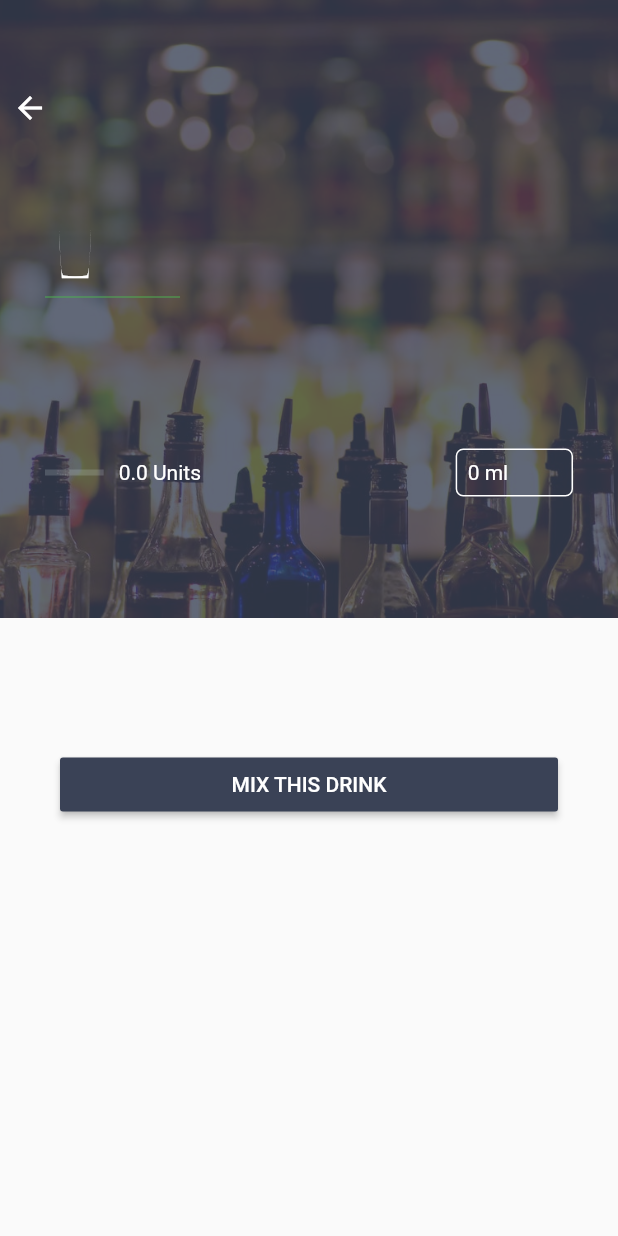
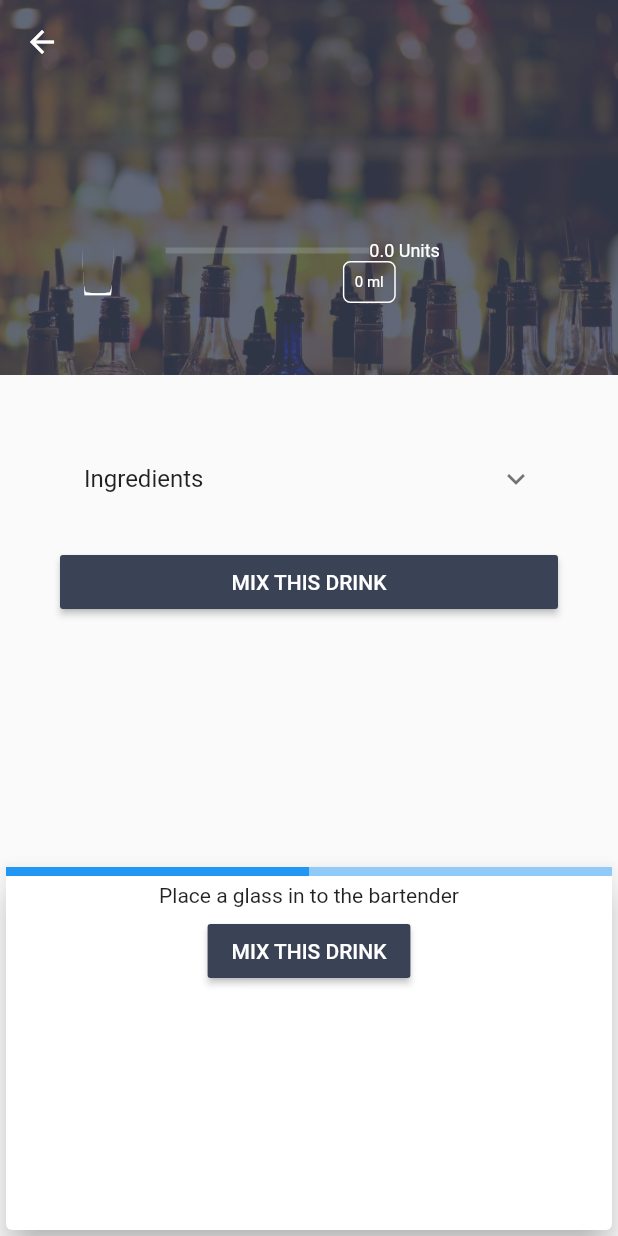
Before and after one commit to paperclipmonkey/patron, a Flutter app: the RecipePage screen opened directly with empty values, after a tap on "MIX THIS DRINK", on a phone screen of 412 x 824 dp. Run offline on Flutter 3.47's test engine with Material 2 defaults, Android fonts, the phone set to English and light mode, and no system bars; drawn by our look-alikes of flutter_markdown; missing offline and left inert: preferences; network calls fail.

```diff
--- a/lib/recipePage.dart
+++ b/lib/recipePage.dart
@@ -3,6 +3,7 @@ import 'dart:convert';
 import 'package:drinksmaker/customIcons.dart';
 import 'package:drinksmaker/recipe.dart';
 import 'package:flutter/material.dart';
+import 'package:flutter_markdown/flutter_markdown.dart';
 import 'package:web_socket_channel/web_socket_channel.dart';
 
 // Wrap a Recipe in an order request
@@ -17,15 +18,62 @@ class OrderRequest {
       };
 }
 
+class MixButton extends StatelessWidget {
+  final Recipe recipe;
+  final WebSocketChannel channel;
+
+  MixButton({Key key, this.recipe, this.channel}) : super(key: key);
+
+  orderDrink() {
+    channel.sink.add(json.encode(OrderRequest(recipe)));
+  }
+
+  @override
+  Widget build(BuildContext context) {
+    return Container(
+        padding: EdgeInsets.symmetric(vertical: 16.0),
+        width: MediaQuery.of(context).size.width,
+        child: RaisedButton(
+          onPressed: () {
+            showBottomSheet(
+                context: context,
+                builder: (context) => Container(
+                      width: MediaQuery.of(context).size.width,
+                      height: 250,
+                      child: Card(
+                          elevation: 10,
+                          child: Column(children: [
+                            LinearProgressIndicator(
+                              value: 0.5,
+                              minHeight: 6,
+                            ),
+                            Container(
+                                padding: EdgeInsets.symmetric(
+                                    horizontal: 5.0, vertical: 5.0),
+                                child: MarkdownBody(
+                                    data: recipe.pre.isNotEmpty
+                                        ? recipe.pre
+                                        : 'Place a glass in to the bartender')),
+                            RaisedButton(
+                              onPressed: orderDrink,
+                              color: Color.fromRGBO(58, 66, 86, 1.0),
+                              child: Text("MIX THIS DRINK",
+                                  style: TextStyle(color: Colors.white)),
+                            )
+                          ])),
+                    ));
+          },
+          color: Color.fromRGBO(58, 66, 86, 1.0),
+          child: Text("MIX THIS DRINK", style: TextStyle(color: Colors.white)),
+        ));
+  }
+}
+
 class RecipePage extends StatelessWidget {
   final Recipe recipe;
   final WebSocketChannel channel;
 
   RecipePage({Key key, this.recipe, this.channel}) : super(key: key);
-
-  orderDrink() {
-    channel.sink.add(json.encode(OrderRequest(recipe)));
-  }
 
   @override
   Widget build(BuildContext context) {
@@ -43,7 +91,7 @@ class RecipePage extends StatelessWidget {
                 flex: 4,
                 child: Padding(
                     padding: EdgeInsets.only(left: 0.0),
-                    child: Text(ingredient.amount.toString(),
+                    child: Text(ingredient.amount.toString() + ' ml',
                         style: TextStyle(color: Colors.white))),
               )
             ],
@@ -59,58 +107,62 @@ class RecipePage extends StatelessWidget {
           ),
         );
 
-    final levelIndicator = Container(
+    final unitsIndicator = Container(
       child: Container(
         child: LinearProgressIndicator(
             backgroundColor: Color.fromRGBO(209, 224, 224, 0.2),
             value: recipe.units / 10, // 1 - 10 = 0.1 - 1
-            valueColor: AlwaysStoppedAnimation(Colors.green)),
+            valueColor: AlwaysStoppedAnimation(Color.lerp(
+                Colors.green[300], Colors.red[300], recipe.units / 10))),
       ),
     );
 
-    final coursePrice = Container(
+    final volumeLabel = Container(
       padding: const EdgeInsets.all(7.0),
       decoration: new BoxDecoration(
           border: new Border.all(color: Colors.white),
           borderRadius: BorderRadius.circular(5.0)),
       child: new Text(
         recipe.volume().toString() + " ml",
-        style: TextStyle(color: Colors.white),
+        style: TextStyle(fontSize: 10, color: Colors.white),
       ),
     );
 
     final topContentText = Column(
       crossAxisAlignment: CrossAxisAlignment.start,
       children: <Widget>[
-        SizedBox(height: 120.0),
-        Icon(
+        SizedBox(height: 130.0), // Height above
+        Row(
+          mainAxisAlignment: MainAxisAlignment.start,
+          children: <Widget>[
+            Expanded(
+              flex: 1,
+              child: Icon(
                 CustomIcons.getIcon(recipe.glass),
                 color: Colors.white,
                 size: 40.0,
               ),
-        Container(
-          width: 90.0,
-          child: new Divider(color: Colors.green),
             ),
-        SizedBox(height: 10.0),
-        Text(
-          recipe.name,
-          style: TextStyle(color: Colors.white, fontSize: 45.0),
-        ),
-        SizedBox(height: 30.0),
-        Row(
-          mainAxisAlignment: MainAxisAlignment.start,
-          children: <Widget>[
-            Expanded(flex: 1, child: levelIndicator),
             Expanded(
-                flex: 6,
+                flex: 4,
                 child: Padding(
                     padding: EdgeInsets.only(left: 10.0),
+                    child: Column(
+                      children: [
+                        Row(
+                          children: [
+                            Expanded(child: unitsIndicator),
+                            Expanded(
                                 child: Text(
                                   recipe.units.toString() + ' Units',
-                      style: TextStyle(color: Colors.white),
+                                  style:
+                                  TextStyle(fontSize: 12, color: Colors.white),
+                                )),
+                          ],
+                        ),
+                        volumeLabel
+                      ],
                     ))),
-            Expanded(flex: 2, child: coursePrice)
           ],
         ),
       ],
@@ -130,45 +182,27 @@ class RecipePage extends StatelessWidget {
         Container(
           height: MediaQuery.of(context).size.height * 0.5,
           padding: EdgeInsets.all(30.0),
-          width: MediaQuery.of(context).size.width,
+          width: MediaQuery
+              .of(context)
+              .size
+              .width,
           decoration: BoxDecoration(color: Color.fromRGBO(58, 66, 86, .8)),
           child: Center(
             child: topContentText,
           ),
         ),
-        Positioned(
-          left: 8.0,
-          top: 60.0,
-          child: InkWell(
-            onTap: () {
-              Navigator.pop(context);
-            },
-            child: Icon(Icons.arrow_back, color: Colors.white),
-          ),
-        )
       ],
     );
 
-    final bottomContentText = Text(
-      recipe.description,
-      style: TextStyle(fontSize: 18.0),
+    final bottomContentText = MarkdownBody(
+      data: recipe.description,
     );
 
-    final mixButton = Container(
-        padding: EdgeInsets.symmetric(vertical: 16.0),
-        width: MediaQuery
-            .of(context)
-            .size
-            .width,
-        child: RaisedButton(
-          onPressed: orderDrink,
-          color: Color.fromRGBO(58, 66, 86, 1.0),
-          child: Text("MIX THIS DRINK", style: TextStyle(color: Colors.white)),
-        ));
 
-    final ingredientsList = Padding(
-      padding: const EdgeInsets.only(top: 10.0),
-      child: ListView.builder(
+    final ingredientsList = ExpansionTile(
+      title: Text('Ingredients'),
+      children: <Widget>[
+        ListView.builder(
           scrollDirection: Axis.vertical,
           shrinkWrap: true,
           itemCount: recipe
@@ -177,7 +211,8 @@ class RecipePage extends StatelessWidget {
           itemBuilder: (BuildContext context, int index) {
             return makeCard(recipe.ingredients()[index]);
           },
-      ),
+        )
+      ],
     );
 
     final bottomContent = Container(
@@ -188,14 +223,36 @@ class RecipePage extends StatelessWidget {
       padding: EdgeInsets.all(40.0),
       child: Center(
         child: Column(
-          children: <Widget>[bottomContentText, ingredientsList, mixButton],
+          children: <Widget>[
+            bottomContentText,
+            ingredientsList,
+            MixButton(recipe: this.recipe, channel: this.channel)
+          ],
         ),
       ),
     );
 
     return Scaffold(
-      body: ListView(
-        children: <Widget>[topContent, bottomContent],
+      body: CustomScrollView(
+        slivers: <Widget>[
+          SliverAppBar(
+            // title: Text(recipe.name),
+            expandedHeight: 250.0,
+            pinned: true,
+            floating: true,
+            flexibleSpace: FlexibleSpaceBar(
+                centerTitle: false,
+                title: Text(recipe.name,
+                    style: TextStyle(
+                      color: Colors.white,
+                      fontSize: 25.0,
+                    )),
+                background: topContent),
+          ),
+          new SliverList(
+              delegate:
+              new SliverChildListDelegate([bottomContent])),
+        ],
       ),
     );
   }
--- a/pubspec.yaml
+++ b/pubspec.yaml
@@ -25,6 +25,7 @@ dependencies:
   path_provider: ^1.6.24
   flutter_svg: ^0.19.2+1
   preferences: ^5.2.1
+  flutter_markdown: ^0.5.1
   flutter:
     sdk: flutter
 
```
Also changed, not shown: lib/settingsPage.dart (+70 -68 lines), pubspec.lock. Lines whose indentation alone changed are shown as unchanged.
